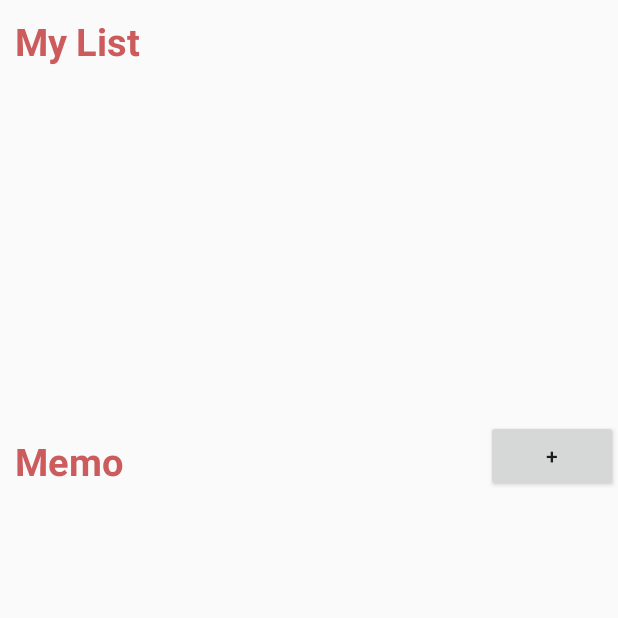
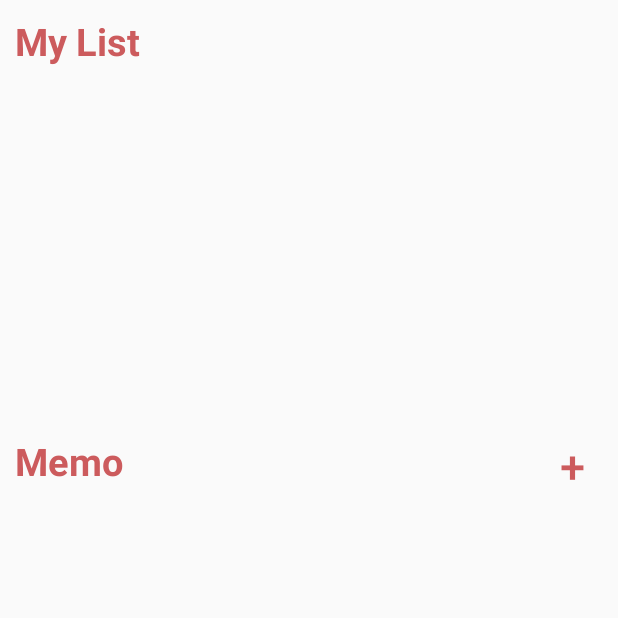
Before and after one commit to hwangseungae/MobilePrograming, an Android app: the UserActivity screen opened directly, with no data from a screen before it, on a phone screen of 412 x 824 dp, the top half of it. Run offline under Robolectric (Android 15) with nearby library versions, the phone set to English and light mode, and no system bars; libraries missing offline, so code that uses them is left out: com.j256.ormlite; 3 statements that could not run were skipped.

Commit message:
Modified Memo fragment transform

```diff
--- a/app/src/main/java/com/musicplayer/hwangseung_ae/musicplayer/ListInterface.java
+++ b/app/src/main/java/com/musicplayer/hwangseung_ae/musicplayer/ListInterface.java
@@ -1,8 +1,5 @@
 package com.musicplayer.hwangseung_ae.musicplayer;
 
-/**
- * Created by pc on 2/14/2017.
- */
 
 public interface ListInterface {
     public void goDetail();
--- a/app/src/main/java/com/musicplayer/hwangseung_ae/musicplayer/UserActivity.java
+++ b/app/src/main/java/com/musicplayer/hwangseung_ae/musicplayer/UserActivity.java
@@ -56,7 +56,7 @@ public class UserActivity extends AppCompatActivity implements ListInterface, De
 
         list = ListFragment.newInstance(1);
         detail = MemoFragment.newInstance();
-        main = (FrameLayout) findViewById(R.id.activity_user);
+        main = (FrameLayout) findViewById(R.id.fragment_goto);
         manager = getSupportFragmentManager();
         try {
             loadData();
@@ -85,7 +85,7 @@ public class UserActivity extends AppCompatActivity implements ListInterface, De
     @Override
     public void goDetail(){
         FragmentTransaction transaction = manager.beginTransaction();
-        transaction.add(R.id.activity_user, detail);
+        transaction.add(R.id.fragment_goto, detail);
         transaction.addToBackStack(null);
         transaction.commit();
     }
--- a/app/src/main/res/layout/activity_user.xml
+++ b/app/src/main/res/layout/activity_user.xml
@@ -1,12 +1,24 @@
 <?xml version="1.0" encoding="utf-8"?>
-<LinearLayout xmlns:android="http://schemas.android.com/apk/res/android"
-    xmlns:app="http://schemas.android.com/apk/res-auto"
+
+<FrameLayout xmlns:android="http://schemas.android.com/apk/res/android"
     xmlns:tools="http://schemas.android.com/tools"
     android:layout_width="match_parent"
     android:layout_height="match_parent"
-    android:orientation="vertical"
-    tools:context=".UserActivity">
+    tools:context=".UserActivity"
+    android:id="@+id/fragment_goto">
 
+<!--<LinearLayout xmlns:android="http://schemas.android.com/apk/res/android"-->
+    <!--xmlns:app="http://schemas.android.com/apk/res-auto"-->
+    <!--xmlns:tools="http://schemas.android.com/tools"-->
+    <!--android:layout_width="match_parent"-->
+    <!--android:layout_height="match_parent"-->
+    <!--android:orientation="vertical"-->
+    <!--tools:context=".UserActivity">-->
+
+<LinearLayout
+    android:layout_width="match_parent"
+    android:layout_height="match_parent"
+    android:orientation="vertical">
 
     <LinearLayout
         android:layout_width="match_parent"
@@ -38,29 +50,10 @@
         android:layout_height="210dp"
         android:id="@+id/activity_user">
 
-        <!--<LinearLayout-->
-            <!--android:layout_width="match_parent"-->
-            <!--android:layout_height="wrap_content">-->
-    <!---->
-            <!--<TextView-->
-                <!--android:layout_width="280dp"-->
-                <!--android:layout_height="50dp"-->
-                <!--android:text="Memo"-->
-                <!--android:textSize="25dp"-->
-                <!--android:textStyle="bold"-->
-                <!--android:textColor="@color/colorPrimary"-->
-                <!--android:layout_margin="10dp"/>-->
-            <!--'-->
-            <!--<ImageButton-->
-                <!--android:id="@+id/plus"-->
-                <!--android:layout_width="match_parent"-->
-                <!--android:layout_height="match_parent"-->
-                <!--android:scaleType="centerInside"-->
-                <!--android:background="@android:color/transparent"-->
-                <!--android:src="@drawable/plus_img"/>-->
-    <!---->
-        <!--</LinearLayout>-->
 
     </FrameLayout>
+</LinearLayout>
 
-</LinearLayout>
+<!--</LinearLayout>-->
+
+</FrameLayout>
--- a/app/src/main/res/layout/fragment_memo.xml
+++ b/app/src/main/res/layout/fragment_memo.xml
@@ -5,7 +5,7 @@
     android:layout_width="match_parent"
     android:layout_height="match_parent"
     android:padding="20dp"
-    tools:context=".MemoActivity">
+    tools:context=".MemoFragment">
 
    <!--<LinearLayout-->
        <!--android:id="@+id/btn_layout"-->
--- a/app/src/main/res/layout/memo_list.xml
+++ b/app/src/main/res/layout/memo_list.xml
@@ -25,23 +25,16 @@
             android:textStyle="bold"
             android:textColor="@color/colorPrimary"
             android:layout_margin="10dp"/>
-        '
-        <!--<ImageButton-->
-            <!--android:id="@+id/btnPlus"-->
-            <!--android:layout_width="wrap_content"-->
-            <!--android:layout_height="wrap_content"-->
-            <!--android:layout_alignParentTop="true"-->
-            <!--android:layout_alignRight="@+id/list"-->
-            <!--android:layout_alignEnd="@+id/list"-->
-            <!--android:scaleType="centerInside"-->
-            <!--android:background="@android:color/transparent"-->
-            <!--android:src="@drawable/plus_img"/>-->
 
 
         <Button
             android:text="+"
-        android:layout_width="wrap_content"
-        android:layout_height="wrap_content"
+            android:textSize="30dp"
+            android:textColor="@color/colorPrimary"
+            android:background="@android:color/transparent"
+        android:layout_width="50dp"
+            android:layout_height="50dp"
+            android:layout_margin="5dp"
             android:id="@+id/btnPlus"
             android:layout_alignParentTop="true"
             android:layout_alignRight="@+id/list"
```
Lines whose indentation alone changed are shown as unchanged.
